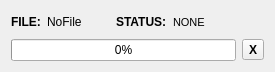
Old version of the form loaderwidget.ui in the repository Erik-Herrmann/vtk_loader.
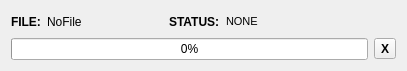
New version of the form.

```diff
--- a/loaderwidget.ui
+++ b/loaderwidget.ui
@@ -6,8 +6,8 @@
    <rect>
     <x>0</x>
     <y>0</y>
-    <width>275</width>
-    <height>72</height>
+    <width>407</width>
+    <height>71</height>
    </rect>
   </property>
   <property name="sizePolicy">
```
